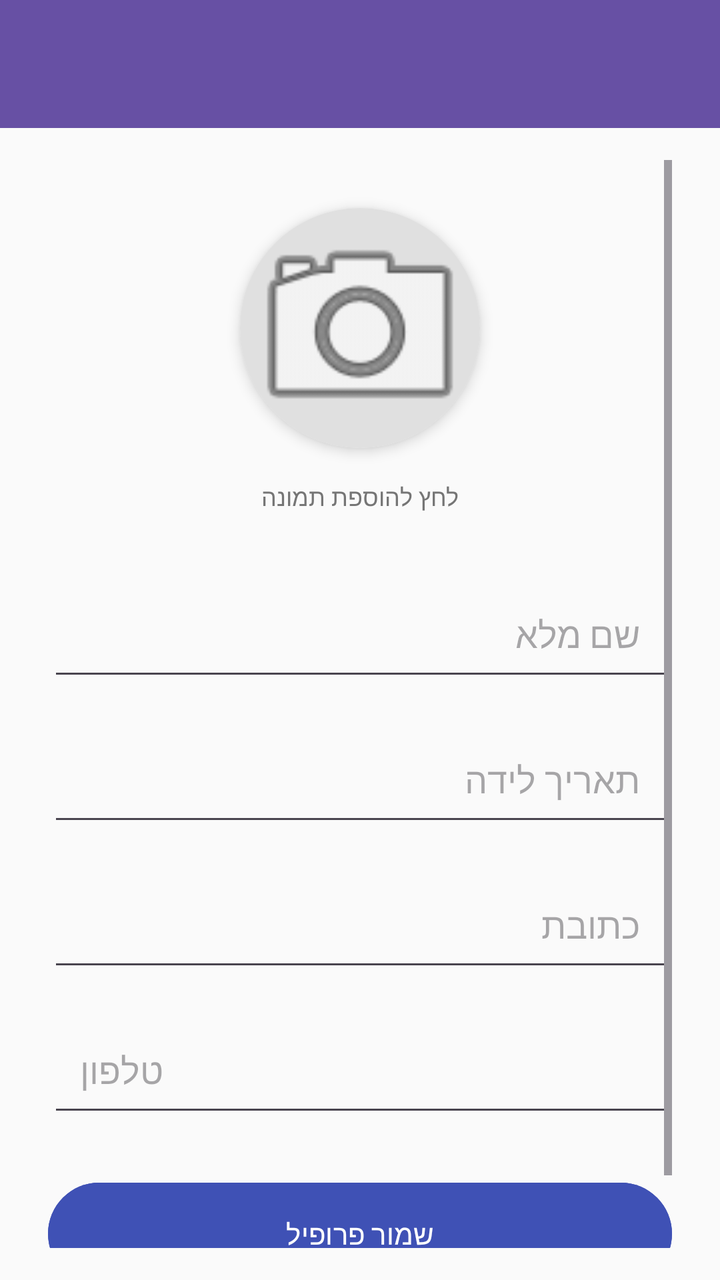
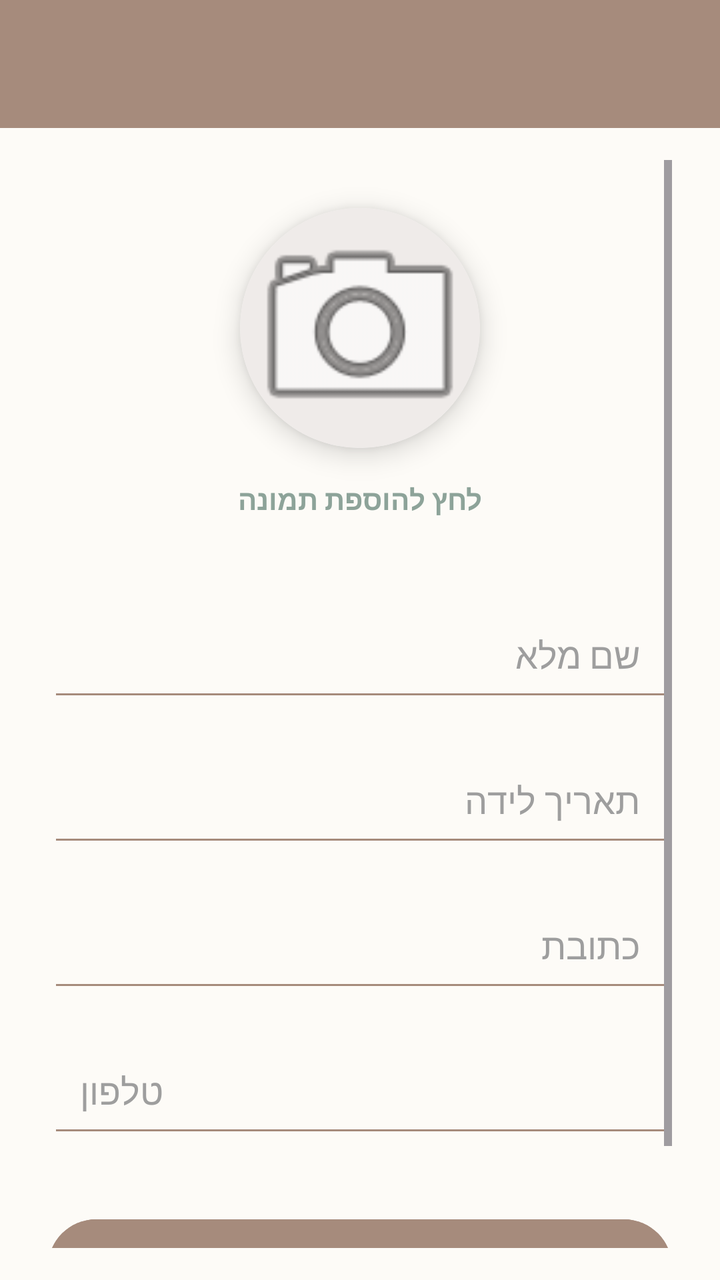

An Android layout rendered at two revisions. The XML below is the earlier revision; the diff shows what the commit changed to produce the second picture.
<!-- AndroidManifest.xml: activity theme Theme.MyApplication -->
<!-- res/layout/activity_set_profile.xml -->
<?xml version="1.0" encoding="utf-8"?>
<LinearLayout
    xmlns:android="http://schemas.android.com/apk/res/android"
    xmlns:app="http://schemas.android.com/apk/res-auto"
    xmlns:tools="http://schemas.android.com/tools"
    android:layout_width="match_parent"
    android:layout_height="match_parent"
    android:orientation="vertical"
    android:background="#FAFAFA"
    tools:context=".SetProfileActivity">

    <androidx.appcompat.widget.Toolbar
        android:id="@+id/toolbar"
        android:layout_width="match_parent"
        android:layout_height="?attr/actionBarSize"
        android:background="?attr/colorPrimary"
        android:theme="@style/ThemeOverlay.AppCompat.ActionBar"
        app:popupTheme="@style/ThemeOverlay.AppCompat.Light"/>

    <ScrollView
        android:layout_width="match_parent"
        android:layout_height="match_parent"
        android:paddingStart="24dp"
        android:paddingEnd="24dp"
        android:paddingTop="16dp"
        android:paddingBottom="16dp">

        <LinearLayout
            android:layout_width="match_parent"
            android:layout_height="wrap_content"
            android:orientation="vertical">


            <androidx.cardview.widget.CardView
                android:layout_width="120dp"
                android:layout_height="120dp"
                android:layout_gravity="center_horizontal"
                android:layout_marginTop="24dp"
                android:layout_marginBottom="16dp"
                app:cardCornerRadius="60dp"
                app:cardElevation="4dp">

                <ImageView
                    android:id="@+id/imgProfile"
                    android:layout_width="match_parent"
                    android:layout_height="match_parent"
                    android:scaleType="centerCrop"
                    android:src="@android:drawable/ic_menu_camera"
                    android:background="#E0E0E0"
                    android:clickable="true"
                    android:focusable="true"/>

            </androidx.cardview.widget.CardView>

            <TextView
                android:layout_width="wrap_content"
                android:layout_height="wrap_content"
                android:text="לחץ להוספת תמונה"
                android:layout_gravity="center_horizontal"
                android:textColor="#757575"
                android:textSize="12sp"
                android:layout_marginBottom="16dp"/>
            <EditText
                android:id="@+id/eTName"
                android:layout_width="match_parent"
                android:layout_height="wrap_content"
                android:hint="שם מלא"
                android:padding="16dp"
                android:layout_marginTop="16dp"/>
            <EditText
                android:id="@+id/eTBirthDate"
                android:layout_width="match_parent"
                android:layout_height="wrap_content"
                android:hint="תאריך לידה"
                android:focusable="false"
                android:clickable="true"
                android:padding="16dp"
                android:layout_marginTop="16dp"/>

            <EditText
                android:id="@+id/eTAddress"
                android:layout_width="match_parent"
                android:layout_height="wrap_content"
                android:hint="כתובת"
                android:padding="16dp"
                android:layout_marginTop="16dp"/>

            <EditText
                android:id="@+id/eTPhone"
                android:layout_width="match_parent"
                android:layout_height="wrap_content"
                android:hint="טלפון"
                android:inputType="phone"
                android:padding="16dp"
                android:layout_marginTop="16dp"/>

            <Button
                android:id="@+id/btnSaveProfile"
                android:layout_width="match_parent"
                android:layout_height="wrap_content"
                android:text="שמור פרופיל"
                android:backgroundTint="#3F51B5"
                android:textColor="#FFFFFF"
                android:layout_marginTop="24dp"
                android:padding="16dp"/>

            <TextView
                android:id="@+id/tVMsg"
                android:layout_width="match_parent"
                android:layout_height="wrap_content"
                android:text=""
                android:textColor="#D32F2F"
                android:gravity="center"
                android:layout_marginTop="16dp"/>

        </LinearLayout>
    </ScrollView>
</LinearLayout>
<!-- resources referenced by this layout -->
<resources>
  <style name="Theme.MyApplication" parent="Base.Theme.MyApplication" />
  <style name="Base.Theme.MyApplication" parent="Theme.Material3.DayNight.NoActionBar">
      </style>
</resources>

<!-- the commit's change to res/layout/activity_set_profile.xml (unified diff, before → after) -->
@@ -6,14 +6,15 @@
     android:layout_width="match_parent"
     android:layout_height="match_parent"
     android:orientation="vertical"
-    android:background="#FAFAFA"
+    android:background="@color/backgroundColor"
     tools:context=".SetProfileActivity">
 
     <androidx.appcompat.widget.Toolbar
         android:id="@+id/toolbar"
         android:layout_width="match_parent"
         android:layout_height="?attr/actionBarSize"
-        android:background="?attr/colorPrimary"
+        android:background="@color/colorPrimary"
+        app:titleTextColor="@android:color/white"
         android:theme="@style/ThemeOverlay.AppCompat.ActionBar"
         app:popupTheme="@style/ThemeOverlay.AppCompat.Light"/>
 
@@ -30,7 +31,6 @@
             android:layout_height="wrap_content"
             android:orientation="vertical">
 
-
             <androidx.cardview.widget.CardView
                 android:layout_width="120dp"
                 android:layout_height="120dp"
@@ -38,7 +38,7 @@
                 android:layout_marginTop="24dp"
                 android:layout_marginBottom="16dp"
                 app:cardCornerRadius="60dp"
-                app:cardElevation="4dp">
+                app:cardElevation="8dp">
 
                 <ImageView
                     android:id="@+id/imgProfile"
@@ -46,7 +46,7 @@
                     android:layout_height="match_parent"
                     android:scaleType="centerCrop"
                     android:src="@android:drawable/ic_menu_camera"
-                    android:background="#E0E0E0"
+                    android:background="#EFEBE9"
                     android:clickable="true"
                     android:focusable="true"/>
 
@@ -57,16 +57,22 @@
                 android:layout_height="wrap_content"
                 android:text="לחץ להוספת תמונה"
                 android:layout_gravity="center_horizontal"
-                android:textColor="#757575"
-                android:textSize="12sp"
-                android:layout_marginBottom="16dp"/>
+                android:textColor="@color/colorAccent"
+                android:textStyle="bold"
+                android:textSize="14sp"
+                android:layout_marginBottom="24dp"/>
+
             <EditText
                 android:id="@+id/eTName"
                 android:layout_width="match_parent"
                 android:layout_height="wrap_content"
                 android:hint="שם מלא"
                 android:padding="16dp"
+                android:textColor="@color/textColor"
+                android:textColorHint="#9E9E9E"
+                android:backgroundTint="@color/colorPrimary"
                 android:layout_marginTop="16dp"/>
+
             <EditText
                 android:id="@+id/eTBirthDate"
                 android:layout_width="match_parent"
@@ -75,6 +81,9 @@
                 android:focusable="false"
                 android:clickable="true"
                 android:padding="16dp"
+                android:textColor="@color/textColor"
+                android:textColorHint="#9E9E9E"
+                android:backgroundTint="@color/colorPrimary"
                 android:layout_marginTop="16dp"/>
 
             <EditText
@@ -83,6 +92,9 @@
                 android:layout_height="wrap_content"
                 android:hint="כתובת"
                 android:padding="16dp"
+                android:textColor="@color/textColor"
+                android:textColorHint="#9E9E9E"
+                android:backgroundTint="@color/colorPrimary"
                 android:layout_marginTop="16dp"/>
 
             <EditText
@@ -92,6 +104,9 @@
                 android:hint="טלפון"
                 android:inputType="phone"
                 android:padding="16dp"
+                android:textColor="@color/textColor"
+                android:textColorHint="#9E9E9E"
+                android:backgroundTint="@color/colorPrimary"
                 android:layout_marginTop="16dp"/>
 
             <Button
@@ -99,10 +114,12 @@
                 android:layout_width="match_parent"
                 android:layout_height="wrap_content"
                 android:text="שמור פרופיל"
-                android:backgroundTint="#3F51B5"
-                android:textColor="#FFFFFF"
-                android:layout_marginTop="24dp"
-                android:padding="16dp"/>
+                android:backgroundTint="@color/colorPrimary"
+                android:textColor="@android:color/white"
+                android:textStyle="bold"
+                android:layout_marginTop="32dp"
+                android:padding="16dp"
+                app:cornerRadius="24dp"/>
 
             <TextView
                 android:id="@+id/tVMsg"
<!-- resource entries referenced after the edit -->
@@ -1,5 +1,9 @@
 <!-- resources referenced by this layout -->
 <resources>
+  <color name="backgroundColor">#FDFBF7</color>
+  <color name="colorAccent">#8DA399</color>
+  <color name="colorPrimary">#A68B7C</color>
+  <color name="textColor">#4E342E</color>
   <style name="Theme.MyApplication" parent="Base.Theme.MyApplication" />
   <style name="Base.Theme.MyApplication" parent="Theme.Material3.DayNight.NoActionBar">
       </style>
